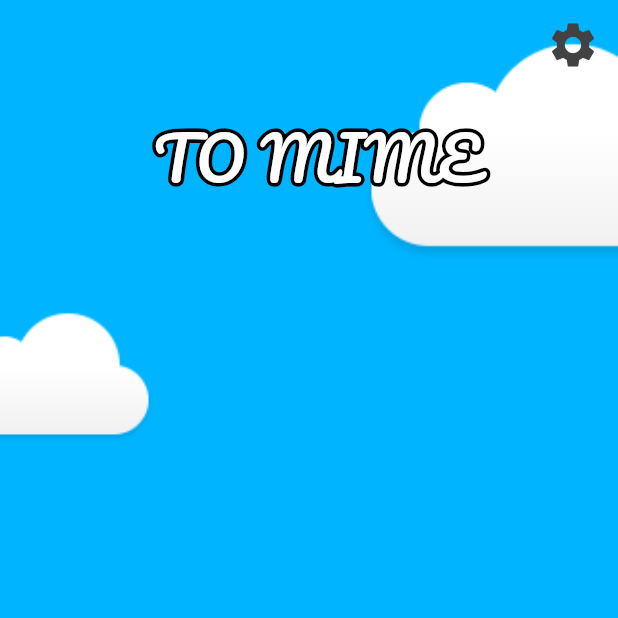
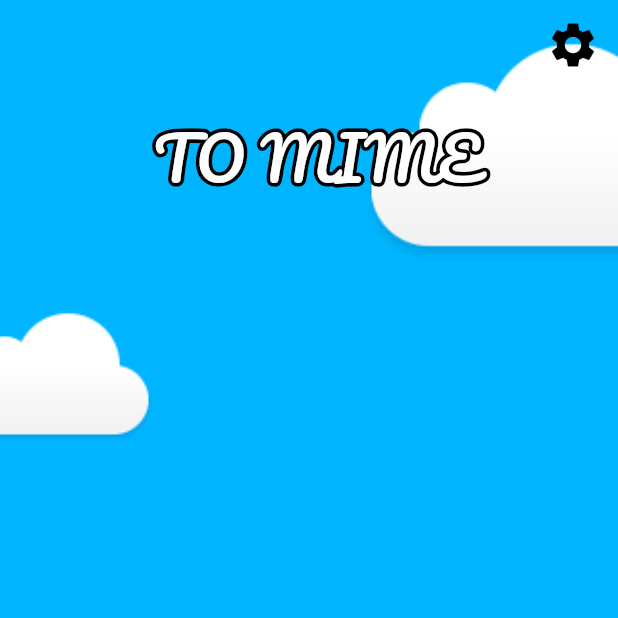
Before and after one commit to jorbush/toMime, a Flutter app: the screen it shows after launch, on a phone screen of 412 x 824 dp, the top half of it. Run offline on Flutter 3.47's test engine with Material 2 defaults, Android fonts, the light colour scheme and no system bars; our stand-ins replace flutter_tindercard.

Commit message:
black settings icon

```diff
--- a/lib/home.dart
+++ b/lib/home.dart
@@ -29,7 +29,7 @@ class _HomeState extends State<Home> {
                     mainAxisAlignment: MainAxisAlignment.end,
                     children: <Widget>[
                       IconButton(
-                        color: Colors.grey[800],
+                        color: Colors.black,
                         iconSize: 36.0,
                         onPressed: () {
                           Navigator.pushNamed(context, '/settings');
```
